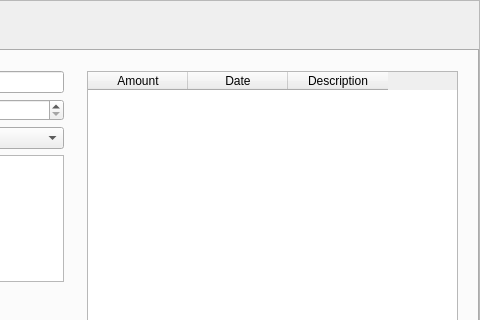
jt-thorpe/flow, file resources/main_tabs.ui: the form before one commit; both pictures show x 720 to 1200 and y 0 to 320 of the 1200 by 900 pixel window.
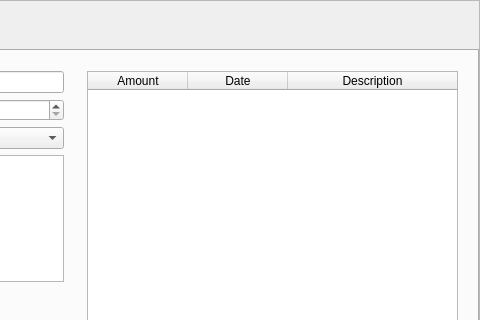
The form after the commit. The open tabs and pages were chosen to show the change.

What changed in the file:
```diff
--- a/resources/main_tabs.ui
+++ b/resources/main_tabs.ui
@@ -197,6 +197,9 @@
          <property name="editTriggers">
           <set>QAbstractItemView::NoEditTriggers</set>
          </property>
+         <attribute name="horizontalHeaderStretchLastSection">
+          <bool>true</bool>
+         </attribute>
          <column>
           <property name="text">
            <string>Amount</string>
```
Left out of the diff: 5 changed lines with no effect on the pictures.
